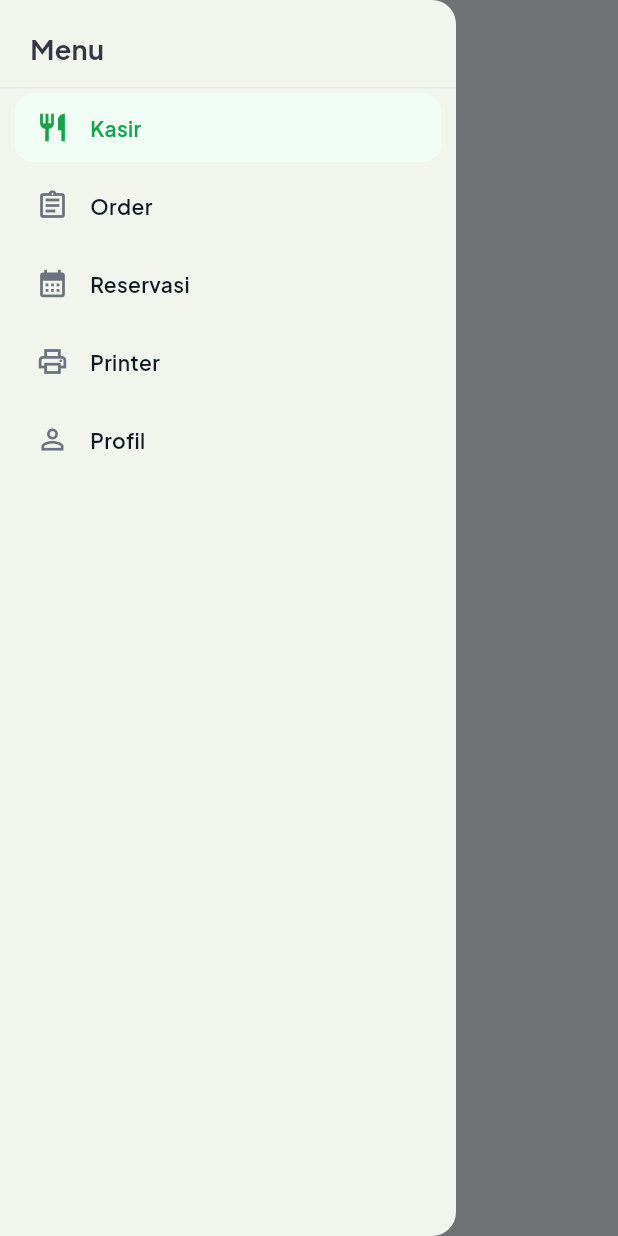
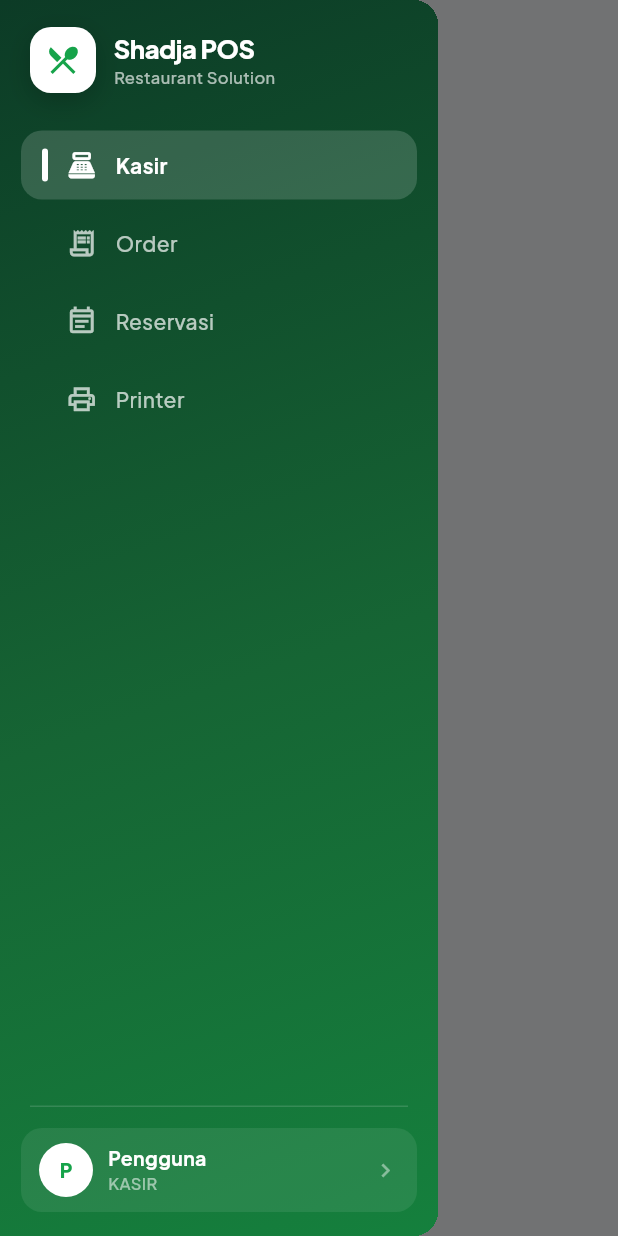
Before and after one commit to adiyoga27/shadja, a Flutter app: the MainShell screen opened directly with empty values, with the side drawer open, on a phone screen of 412 x 824 dp. Run offline on Flutter 3.47's test engine with Material 3 defaults, Android fonts, the phone set to English and light mode, and no system bars; our stand-ins replace cached_network_image, dio, flutter_riverpod, flutter_secure_storage, go_router, google_fonts and 1 more; missing offline and left inert: esc_pos_utils_plus, print_bluetooth_thermal, window_manager; accounts and stored records are empty.

Commit message:
feat: Refactor sidebar navigation; enhance user profile display and improve drawer layout

```diff
--- a/lib/core/routing/app_router.dart
+++ b/lib/core/routing/app_router.dart
@@ -6,6 +6,7 @@ import 'package:permission_handler/permission_handler.dart';
 import 'package:print_bluetooth_thermal/print_bluetooth_thermal.dart';
 import 'package:shadja/core/constants/app_colors.dart';
 import 'package:shadja/core/responsive/responsive_layout.dart';
+import 'package:shadja/features/auth/data/auth_model.dart';
 import 'package:shadja/features/auth/presentation/auth_provider.dart';
 import 'package:shadja/features/auth/presentation/login_page.dart';
 import 'package:shadja/features/auth/presentation/register_page.dart';
@@ -186,13 +187,14 @@ class _MainShellState extends ConsumerState<MainShell> {
 
   @override
   Widget build(BuildContext context) {
+    final auth = ref.watch(authProvider);
     final location = GoRouterState.of(context).matchedLocation;
     final index = _selectedIndex(location);
 
     return ResponsiveLayout(
       mobile: (c) => Scaffold(
         key: _scaffoldKey,
-        drawer: _buildDrawer(context, index),
+        drawer: _buildDrawer(context, index, auth.user),
         body: ShellDrawerScope(
           scaffoldKey: _scaffoldKey,
           child: widget.child,
@@ -203,37 +205,42 @@ class _MainShellState extends ConsumerState<MainShell> {
           sidebarController: _sidebarCtrl,
           child: Row(
             children: [
-              // Side navigation (bisa disembunyikan via tombol hamburger)
+              // Side navigation modern (bisa disembunyikan via tombol hamburger)
               ListenableBuilder(
                 listenable: _sidebarCtrl,
                 builder: (context, _) => AnimatedContainer(
-                  duration: const Duration(milliseconds: 200),
-                  curve: Curves.easeOut,
-                  width: _sidebarCtrl.visible ? 112 : 0,
+                  duration: const Duration(milliseconds: 220),
+                  curve: Curves.easeOutCubic,
+                  width: _sidebarCtrl.visible ? _SideNav.width : 0,
                   clipBehavior: Clip.hardEdge,
                   decoration: const BoxDecoration(
-                    color: AppColors.surface,
-                    border:
-                        Border(right: BorderSide(color: AppColors.border)),
+                    gradient: _SideNav.gradient,
                   ),
+                  // Konten dipatok pada lebar tetap lalu di-clip saat
+                  // sidebar menutup — tidak ada penyempitan yang menyebabkan
+                  // overflow baris di dalamnya.
+                  child: OverflowBox(
+                    alignment: Alignment.centerLeft,
+                    minWidth: _SideNav.width,
+                    maxWidth: _SideNav.width,
                     child: SafeArea(
                       child: Column(
                         children: [
-                        const SizedBox(height: 16),
-                        const _SideNavLogo(),
-                        const SizedBox(height: 24),
+                          const SizedBox(height: 18),
+                          const _SideNavBrand(),
+                          const SizedBox(height: 22),
                           _SideNavItem(
-                            icon: Icons.restaurant,
+                              icon: Icons.point_of_sale,
                               label: 'Kasir',
                               selected: index == 0,
                               onTap: () => _onTap(context, 0)),
                           _SideNavItem(
-                            icon: Icons.assignment_outlined,
+                              icon: Icons.receipt_long_outlined,
                               label: 'Order',
                               selected: index == 1,
                               onTap: () => _onTap(context, 1)),
                           _SideNavItem(
-                            icon: Icons.calendar_month,
+                              icon: Icons.event_note_outlined,
                               label: 'Reservasi',
                               selected: index == 2,
                               onTap: () => _onTap(context, 2)),
@@ -243,13 +250,21 @@ class _MainShellState extends ConsumerState<MainShell> {
                               selected: index == 3,
                               onTap: () => _onTap(context, 3)),
                           const Spacer(),
-                        _SideNavItem(
-                            icon: Icons.person_outline,
-                            label: 'Profil',
+                          Container(
+                            height: 1,
+                            margin:
+                                const EdgeInsets.symmetric(horizontal: 20),
+                            color: Colors.white.withValues(alpha: 0.14),
+                          ),
+                          const SizedBox(height: 14),
+                          _SideNavProfile(
+                            user: auth.user,
                             selected: index == 4,
-                            onTap: () => _onTap(context, 4)),
-                        const SizedBox(height: 14),
+                            onTap: () => _onTap(context, 4),
+                          ),
+                          const SizedBox(height: 16),
                         ],
+                      ),
                     ),
                   ),
                 ),
@@ -262,49 +277,48 @@ class _MainShellState extends ConsumerState<MainShell> {
     );
   }
 
-  Widget _buildDrawer(BuildContext context, int index) {
+  Widget _buildDrawer(BuildContext context, int index, UserModel? user) {
     return Drawer(
+      width: 292,
+      backgroundColor: Colors.transparent,
+      child: Container(
+        decoration: const BoxDecoration(gradient: _SideNav.gradient),
         child: SafeArea(
           child: Column(
             crossAxisAlignment: CrossAxisAlignment.stretch,
             children: [
-            Padding(
-              padding: const EdgeInsets.fromLTRB(20, 20, 20, 12),
-              child: Text(
-                'Menu',
-                style: TextStyle(
-                  fontSize: 18,
-                  fontWeight: FontWeight.w700,
-                  color: AppColors.textPrimary.withValues(alpha: 0.85),
-                ),
-              ),
-            ),
-            const Divider(height: 1),
-            _DrawerItem(
-                icon: Icons.restaurant,
+              const SizedBox(height: 18),
+              const _SideNavBrand(),
+              const SizedBox(height: 22),
+              Expanded(
+                child: ListView(
+                  padding: const EdgeInsets.only(bottom: 12),
+                  children: [
+                    _SideNavItem(
+                        icon: Icons.point_of_sale,
                         label: 'Kasir',
                         selected: index == 0,
                         onTap: () {
                           Navigator.of(context).pop();
                           _onTap(context, 0);
                         }),
-            _DrawerItem(
-                icon: Icons.assignment_outlined,
+                    _SideNavItem(
+                        icon: Icons.receipt_long_outlined,
                         label: 'Order',
                         selected: index == 1,
                         onTap: () {
                           Navigator.of(context).pop();
                           _onTap(context, 1);
                         }),
-            _DrawerItem(
-                icon: Icons.calendar_month,
+                    _SideNavItem(
+                        icon: Icons.event_note_outlined,
                         label: 'Reservasi',
                         selected: index == 2,
                         onTap: () {
                           Navigator.of(context).pop();
                           _onTap(context, 2);
                         }),
-            _DrawerItem(
+                    _SideNavItem(
                         icon: Icons.print_outlined,
                         label: 'Printer',
                         selected: index == 3,
@@ -312,15 +326,26 @@ class _MainShellState extends ConsumerState<MainShell> {
                           Navigator.of(context).pop();
                           _onTap(context, 3);
                         }),
-            _DrawerItem(
-                icon: Icons.person_outline,
-                label: 'Profil',
+                  ],
+                ),
+              ),
+              Container(
+                height: 1,
+                margin: const EdgeInsets.symmetric(horizontal: 20),
+                color: Colors.white.withValues(alpha: 0.14),
+              ),
+              const SizedBox(height: 14),
+              _SideNavProfile(
+                user: user,
                 selected: index == 4,
                 onTap: () {
                   Navigator.of(context).pop();
                   _onTap(context, 4);
-                }),
+                },
+              ),
+              const SizedBox(height: 16),
             ],
+          ),
         ),
       ),
     );
@@ -351,31 +376,77 @@ class _MainShellState extends ConsumerState<MainShell> {
   }
 }
 
-class _SideNavLogo extends StatelessWidget {
-  const _SideNavLogo();
+/// Konstanta desain sidebar/drawer (lebar & gradien hijau gelap).
+class _SideNav {
+  _SideNav._();
+
+  static const double width = 232;
+  static const LinearGradient gradient = LinearGradient(
+    begin: Alignment.topLeft,
+    end: Alignment.bottomRight,
+    colors: [Color(0xFF0C3B26), Color(0xFF166534), Color(0xFF15803D)],
+    stops: [0.0, 0.55, 1.0],
+  );
+}
+
+class _SideNavBrand extends StatelessWidget {
+  const _SideNavBrand();
 
   @override
   Widget build(BuildContext context) {
-    return Container(
-      width: 46,
-      height: 46,
+    return Padding(
+      padding: const EdgeInsets.symmetric(horizontal: 20),
+      child: Row(
+        children: [
+          Container(
+            width: 44,
+            height: 44,
             decoration: BoxDecoration(
-        gradient: const LinearGradient(
-          colors: [AppColors.primary, AppColors.primaryDark],
-          begin: Alignment.topLeft,
-          end: Alignment.bottomRight,
-        ),
+              color: Colors.white,
               borderRadius: BorderRadius.circular(14),
               boxShadow: [
                 BoxShadow(
-            color: AppColors.primary.withValues(alpha: 0.35),
-            blurRadius: 12,
-            offset: const Offset(0, 4),
+                  color: Colors.black.withValues(alpha: 0.2),
+                  blurRadius: 14,
+                  offset: const Offset(0, 5),
                 ),
               ],
             ),
             child: const Icon(Icons.restaurant_menu,
-          color: Colors.white, size: 24),
+                color: AppColors.primary, size: 24),
+          ),
+          const SizedBox(width: 12),
+          Expanded(
+            child: Column(
+              mainAxisSize: MainAxisSize.min,
+              crossAxisAlignment: CrossAxisAlignment.start,
+              children: [
+                const Text(
+                  'Shadja POS',
+                  maxLines: 1,
+                  overflow: TextOverflow.ellipsis,
+                  style: TextStyle(
+                    fontSize: 17,
+                    fontWeight: FontWeight.w800,
+                    color: Colors.white,
+                    letterSpacing: -0.3,
+                  ),
+                ),
+                Text(
+                  'Restaurant Solution',
+                  maxLines: 1,
+                  overflow: TextOverflow.ellipsis,
+                  style: TextStyle(
+                    fontSize: 11,
+                    fontWeight: FontWeight.w500,
+                    color: Colors.white.withValues(alpha: 0.65),
+                  ),
+                ),
+              ],
+            ),
+          ),
+        ],
+      ),
     );
   }
 }
@@ -395,69 +466,49 @@ class _SideNavItem extends StatelessWidget {
 
   @override
   Widget build(BuildContext context) {
+    final fg = selected ? Colors.white : Colors.white.withValues(alpha: 0.7);
     return Padding(
-      padding: const EdgeInsets.symmetric(horizontal: 14, vertical: 5),
+      padding: const EdgeInsets.symmetric(horizontal: 14, vertical: 3),
       child: Material(
         color: Colors.transparent,
         child: InkWell(
           onTap: onTap,
-          borderRadius: BorderRadius.circular(20),
+          borderRadius: BorderRadius.circular(14),
           child: AnimatedContainer(
             duration: const Duration(milliseconds: 200),
             curve: Curves.easeOut,
-            padding: const EdgeInsets.symmetric(vertical: 12),
+            padding: const EdgeInsets.symmetric(horizontal: 14, vertical: 12),
             decoration: BoxDecoration(
-              color: selected ? AppColors.primaryBg : Colors.transparent,
-              border: Border.all(
-                color: selected ? AppColors.primary : Colors.transparent,
-                width: 1.2,
+              color: selected
+                  ? Colors.white.withValues(alpha: 0.16)
+                  : Colors.transparent,
+              borderRadius: BorderRadius.circular(14),
             ),
-              borderRadius: BorderRadius.circular(20),
-            ),
-            child: Column(
-              mainAxisSize: MainAxisSize.min,
+            child: Row(
               children: [
-                Container(
-                  width: 44,
-                  height: 44,
+                AnimatedContainer(
+                  duration: const Duration(milliseconds: 200),
+                  width: 4,
+                  height: 22,
                   decoration: BoxDecoration(
-                    shape: BoxShape.circle,
-                    gradient: selected
-                        ? const LinearGradient(
-                            colors: [AppColors.primary, AppColors.primaryDark],
-                            begin: Alignment.topLeft,
-                            end: Alignment.bottomRight,
-                          )
-                        : null,
-                    color: selected ? null : AppColors.surfaceAlt,
-                    boxShadow: selected
-                        ? [
-                            BoxShadow(
-                              color: AppColors.primary.withValues(alpha: 0.4),
-                              blurRadius: 10,
-                              offset: const Offset(0, 4),
-                            ),
-                          ]
-                        : null,
-                  ),
-                  child: Icon(
-                    icon,
-                    size: 22,
-                    color: selected ? Colors.white : AppColors.textSecondary,
+                    color: selected ? Colors.white : Colors.transparent,
+                    borderRadius: BorderRadius.circular(999),
                   ),
                 ),
-                const SizedBox(height: 7),
-                Text(
+                const SizedBox(width: 12),
+                Icon(icon, size: 21, color: fg),
+                const SizedBox(width: 12),
+                Expanded(
+                  child: Text(
                     label,
                     maxLines: 1,
                     overflow: TextOverflow.ellipsis,
                     style: TextStyle(
-                    fontSize: 12,
+                      fontSize: 14,
                       fontWeight:
                           selected ? FontWeight.w700 : FontWeight.w500,
-                    color: selected
-                        ? AppColors.primaryDark
-                        : AppColors.textSecondary,
+                      color: fg,
+                    ),
                   ),
                 ),
               ],
@@ -469,49 +520,93 @@ class _SideNavItem extends StatelessWidget {
   }
 }
 
-class _DrawerItem extends StatelessWidget {
-  const _DrawerItem({
-    required this.icon,
-    required this.label,
+String _initials(String name) {
+  final parts = name.trim().split(RegExp(r'\s+'));
+  if (parts.length >= 2) {
+    return '${parts[0][0]}${parts[1][0]}'.toUpperCase();
+  }
+  return name.isNotEmpty ? name[0].toUpperCase() : '?';
+}
+
+class _SideNavProfile extends StatelessWidget {
+  const _SideNavProfile({
+    required this.user,
     required this.selected,
     required this.onTap,
   });
 
-  final IconData icon;
-  final String label;
+  final UserModel? user;
   final bool selected;
   final VoidCallback onTap;
 
   @override
   Widget build(BuildContext context) {
+    final name = user?.name ?? 'Pengguna';
+    final role = (user?.role ?? 'kasir').toUpperCase();
     return Padding(
-      padding: const EdgeInsets.symmetric(horizontal: 10, vertical: 3),
+      padding: const EdgeInsets.symmetric(horizontal: 14),
       child: Material(
-        color: selected ? AppColors.primaryBg : Colors.transparent,
-        borderRadius: BorderRadius.circular(12),
+        color: selected
+            ? Colors.white.withValues(alpha: 0.16)
+            : Colors.white.withValues(alpha: 0.08),
+        borderRadius: BorderRadius.circular(14),
         child: InkWell(
           onTap: onTap,
-          borderRadius: BorderRadius.circular(12),
+          borderRadius: BorderRadius.circular(14),
           child: Padding(
-            padding: const EdgeInsets.symmetric(horizontal: 14, vertical: 12),
+            padding: const EdgeInsets.symmetric(horizontal: 12, vertical: 10),
             child: Row(
               children: [
+                Container(
+                  width: 36,
+                  height: 36,
+                  decoration: const BoxDecoration(
+                    color: Colors.white,
+                    shape: BoxShape.circle,
+                  ),
+                  alignment: Alignment.center,
+                  child: Text(
+                    _initials(name),
+                    style: const TextStyle(
+                      fontSize: 13,
+                      fontWeight: FontWeight.w800,
+                      color: AppColors.primary,
+                    ),
+                  ),
+                ),
+                const SizedBox(width: 10),
+                Expanded(
+                  child: Column(
+                    mainAxisSize: MainAxisSize.min,
+                    crossAxisAlignment: CrossAxisAlignment.start,
+                    children: [
+                      Text(
+                        name,
+                        maxLines: 1,
+                        overflow: TextOverflow.ellipsis,
+                        style: const TextStyle(
+                          fontSize: 13,
+                          fontWeight: FontWeight.w700,
+                          color: Colors.white,
+                        ),
+                      ),
+                      Text(
+                        role,
+                        maxLines: 1,
+                        overflow: TextOverflow.ellipsis,
+                        style: TextStyle(
+                          fontSize: 11,
+                          fontWeight: FontWeight.w500,
+                          color: Colors.white.withValues(alpha: 0.55),
+                        ),
+                      ),
+                    ],
+                  ),
+                ),
                 Icon(
-                  icon,
-                  size: 22,
-                  color:
-                      selected ? AppColors.primary : AppColors.textSecondary,
-                ),
-                const SizedBox(width: 14),
-                Text(
-                  label,
-                  style: TextStyle(
-                    fontSize: 14,
-                    fontWeight: FontWeight.w600,
-                    color: selected
-                        ? AppColors.primary
-                        : AppColors.textPrimary,
-                  ),
+                  Icons.chevron_right,
+                  size: 18,
+                  color: Colors.white.withValues(alpha: 0.45),
                 ),
               ],
             ),
```
Lines whose indentation alone changed are shown as unchanged.
